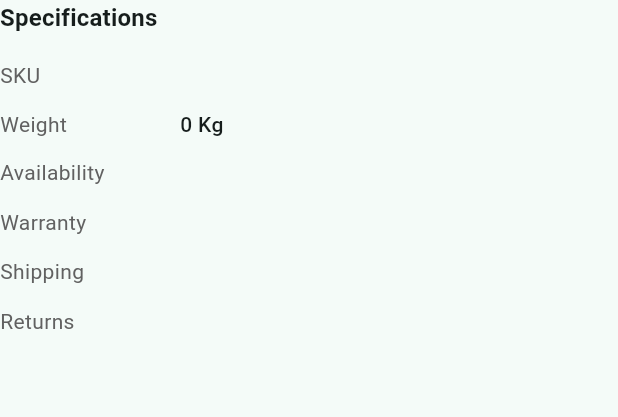
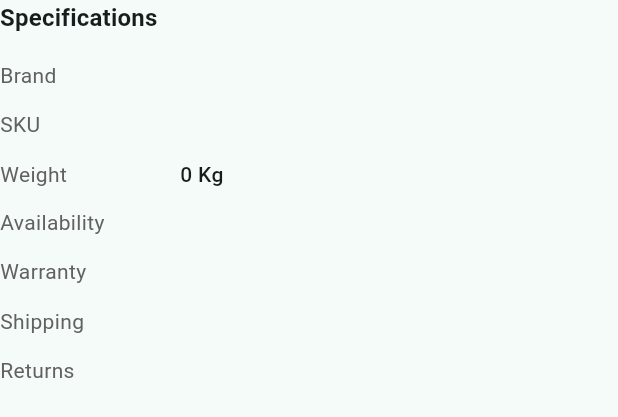
Before and after one commit to chamarachand/product_store, a Flutter app: the _SpecificationsSection widget shown alone on an empty page, opened directly with empty values, on a phone screen of 412 x 824 dp. Shown: the top 417 px of the screen. Run offline on Flutter 3.47's test engine with Material 3 defaults, Android fonts, the light colour scheme and no system bars; our stand-ins replace cached_network_image, equatable, flutter_bloc, get_it, shared_preferences; accounts and stored records are empty; network calls fail.

Commit message:
fix: display product band conditionally

```diff
--- a/lib/features/products/presentation/screens/product_details_screen.dart
+++ b/lib/features/products/presentation/screens/product_details_screen.dart
@@ -180,10 +180,10 @@ class _SpecificationsSection extends StatelessWidget {
           style: textTheme.titleMedium?.copyWith(fontWeight: FontWeight.bold),
         ),
         const SizedBox(height: 16),
-        // _SpecRow(label: 'Brand', value: product.brand),
+        if (product.brand != null)
+          _SpecRow(label: 'Brand', value: product.brand!),
         _SpecRow(label: 'SKU', value: product.sku),
         _SpecRow(label: 'Weight', value: '${product.weight} Kg'),
-        //_SpecRow(label: 'Dimensions', value: product.dimensions),
         _SpecRow(label: 'Availability', value: product.availabilityStatus),
         _SpecRow(label: 'Warranty', value: product.warrantyInformation),
         _SpecRow(label: 'Shipping', value: product.shippingInformation),
```
